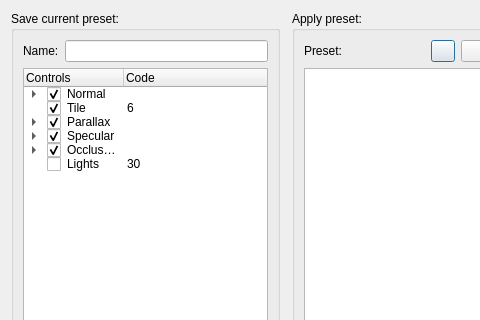
The window that gui/presets_manager.ui (azagaya/laigter) describes before a commit, drawn with Qt 5; both pictures show x 0 to 480 and y 0 to 320 of the 644 by 448 pixel window.
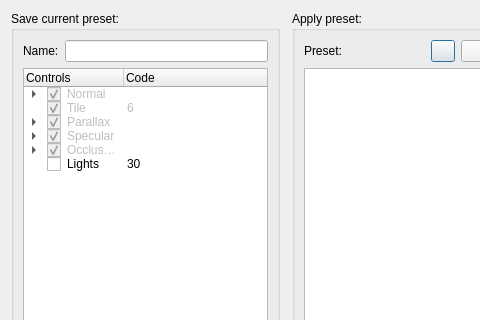
The same window after the commit. Icons and pictures are not drawn.

```diff
--- a/gui/presets_manager.ui
+++ b/gui/presets_manager.ui
@@ -208,7 +208,7 @@
           <enum>Checked</enum>
          </property>
          <property name="flags">
-          <set>ItemIsSelectable|ItemIsDragEnabled|ItemIsDropEnabled|ItemIsUserCheckable|ItemIsEnabled|ItemIsTristate</set>
+          <set>NoItemFlags</set>
          </property>
          <item>
           <property name="text">
@@ -352,7 +352,7 @@
           <string>6</string>
          </property>
          <property name="flags">
-          <set>ItemIsSelectable|ItemIsDragEnabled|ItemIsDropEnabled|ItemIsUserCheckable|ItemIsEnabled|ItemIsTristate</set>
+          <set>NoItemFlags</set>
          </property>
         </item>
         <item>
@@ -363,7 +363,7 @@
           <enum>Checked</enum>
          </property>
          <property name="flags">
-          <set>ItemIsSelectable|ItemIsDragEnabled|ItemIsDropEnabled|ItemIsUserCheckable|ItemIsEnabled|ItemIsTristate</set>
+          <set>NoItemFlags</set>
          </property>
          <item>
           <property name="text">
@@ -498,7 +498,7 @@
           <enum>Checked</enum>
          </property>
          <property name="flags">
-          <set>ItemIsSelectable|ItemIsDragEnabled|ItemIsDropEnabled|ItemIsUserCheckable|ItemIsEnabled|ItemIsTristate</set>
+          <set>NoItemFlags</set>
          </property>
          <item>
           <property name="text">
@@ -579,7 +579,7 @@
           <enum>Checked</enum>
          </property>
          <property name="flags">
-          <set>ItemIsSelectable|ItemIsDragEnabled|ItemIsDropEnabled|ItemIsUserCheckable|ItemIsEnabled|ItemIsTristate</set>
+          <set>NoItemFlags</set>
          </property>
          <item>
           <property name="text">
```
Left out of the diff: 101 changed lines with no effect on the pictures.
